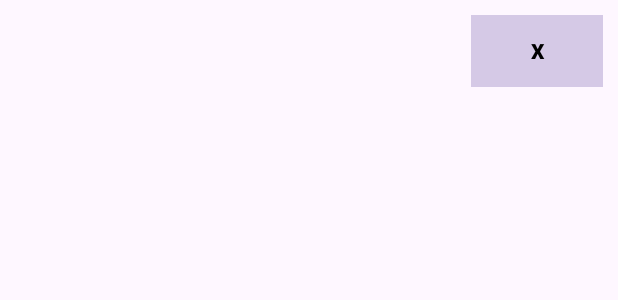
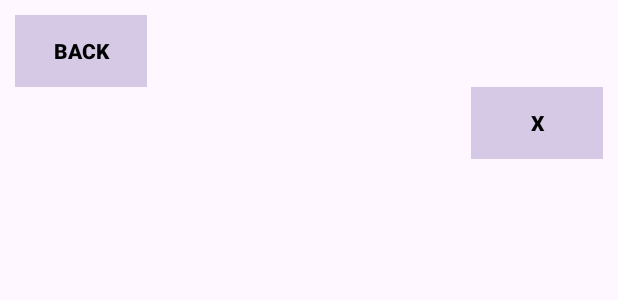
Before and after one commit to pascalkoj/MidtermProj, an Android app: the layout highscore.xml on its own in the app's theme, with its tools: preview values and no code run, on a phone screen of 412 x 824 dp. Shown: the top 300 px of the screen. Run offline under Robolectric (Android 15) with nearby library versions, the phone set to English and light mode, and no system bars.

Commit message:
added back button

```diff
--- a/app/src/main/res/layout/highscore.xml
+++ b/app/src/main/res/layout/highscore.xml
@@ -3,7 +3,26 @@
     xmlns:app="http://schemas.android.com/apk/res-auto"
     android:layout_width="match_parent"
     android:layout_height="wrap_content"
-    android:layout_margin="10dp">
+    android:layout_margin="10dp"
+    android:orientation="vertical">
+
+    <Button
+        android:id="@+id/bBack"
+        android:layout_width="wrap_content"
+        android:layout_height="wrap_content"
+        android:layout_weight="0"
+        android:background="#46757575"
+        android:text="BACK"
+        android:textAlignment="center"
+        android:textColor="#000000"
+        android:textStyle="bold"
+        app:cornerRadius="10dp" />
+
+    <LinearLayout
+        android:layout_width="match_parent"
+        android:layout_height="wrap_content"
+        android:orientation="horizontal">
+
 
     <TextView
         android:id="@+id/textHighscore"
@@ -23,4 +42,8 @@
         android:textColor="#000000"
         android:textStyle="bold"
         app:cornerRadius="10dp" />
+
+    </LinearLayout>
+
+
 </LinearLayout>
```
Also changed, not shown: app/src/main/res/drawable/button_border.xml (added, +16 -0 lines), app/src/main/res/layout-land/fragment_main.xml (+7 -4 lines).
